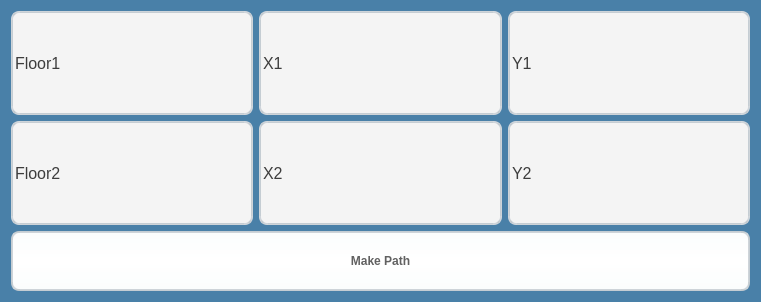
Above: resources/path_widget.ui from HellInsider/Shopping-Mall-Maps before the change. Below: the same form after it.
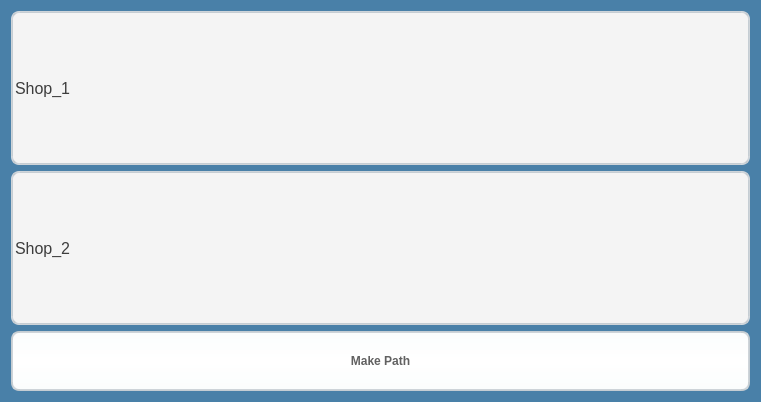
That is the form after the change. Icons and pictures are not drawn.

```diff
--- a/resources/path_widget.ui
+++ b/resources/path_widget.ui
@@ -7,7 +7,7 @@
     <x>0</x>
     <y>0</y>
     <width>761</width>
-    <height>302</height>
+    <height>402</height>
    </rect>
   </property>
   <property name="palette">
@@ -541,7 +541,7 @@
          <property name="minimumSize">
           <size>
            <width>0</width>
-           <height>15</height>
+           <height>50</height>
           </size>
          </property>
          <property name="font">
@@ -550,55 +550,7 @@
           </font>
          </property>
          <property name="text">
-          <string>Floor1</string>
-         </property>
-        </widget>
-       </item>
-       <item>
-        <widget class="QLineEdit" name="lineEdit_2">
-         <property name="sizePolicy">
-          <sizepolicy hsizetype="Expanding" vsizetype="Expanding">
-           <horstretch>0</horstretch>
-           <verstretch>0</verstretch>
-          </sizepolicy>
-         </property>
-         <property name="minimumSize">
-          <size>
-           <width>0</width>
-           <height>15</height>
-          </size>
-         </property>
-         <property name="font">
-          <font>
-           <pointsize>12</pointsize>
-          </font>
-         </property>
-         <property name="text">
-          <string>X1</string>
-         </property>
-        </widget>
-       </item>
-       <item>
-        <widget class="QLineEdit" name="lineEdit_3">
-         <property name="sizePolicy">
-          <sizepolicy hsizetype="Expanding" vsizetype="Expanding">
-           <horstretch>0</horstretch>
-           <verstretch>0</verstretch>
-          </sizepolicy>
-         </property>
-         <property name="minimumSize">
-          <size>
-           <width>0</width>
-           <height>15</height>
-          </size>
-         </property>
-         <property name="font">
-          <font>
-           <pointsize>12</pointsize>
-          </font>
-         </property>
-         <property name="text">
-          <string>Y1</string>
+          <string>Shop_1</string>
          </property>
         </widget>
        </item>
@@ -617,7 +569,7 @@
          <property name="minimumSize">
           <size>
            <width>0</width>
-           <height>15</height>
+           <height>50</height>
           </size>
          </property>
          <property name="font">
@@ -626,55 +578,7 @@
           </font>
          </property>
          <property name="text">
-          <string>Floor2</string>
-         </property>
-        </widget>
-       </item>
-       <item>
-        <widget class="QLineEdit" name="lineEdit_5">
-         <property name="sizePolicy">
-          <sizepolicy hsizetype="Expanding" vsizetype="Expanding">
-           <horstretch>0</horstretch>
-           <verstretch>0</verstretch>
-          </sizepolicy>
-         </property>
-         <property name="minimumSize">
-          <size>
-           <width>0</width>
-           <height>15</height>
-          </size>
-         </property>
-         <property name="font">
-          <font>
-           <pointsize>12</pointsize>
-          </font>
-         </property>
-         <property name="text">
-          <string>X2</string>
-         </property>
-        </widget>
-       </item>
-       <item>
-        <widget class="QLineEdit" name="lineEdit_6">
-         <property name="sizePolicy">
-          <sizepolicy hsizetype="Expanding" vsizetype="Expanding">
-           <horstretch>0</horstretch>
-           <verstretch>0</verstretch>
-          </sizepolicy>
-         </property>
-         <property name="minimumSize">
-          <size>
-           <width>0</width>
-           <height>15</height>
-          </size>
-         </property>
-         <property name="font">
-          <font>
-           <pointsize>12</pointsize>
-          </font>
-         </property>
-         <property name="text">
-          <string>Y2</string>
+          <string>Shop_2</string>
          </property>
         </widget>
        </item>
```
Left out of the diff: 8 changed lines with no effect on the pictures.
